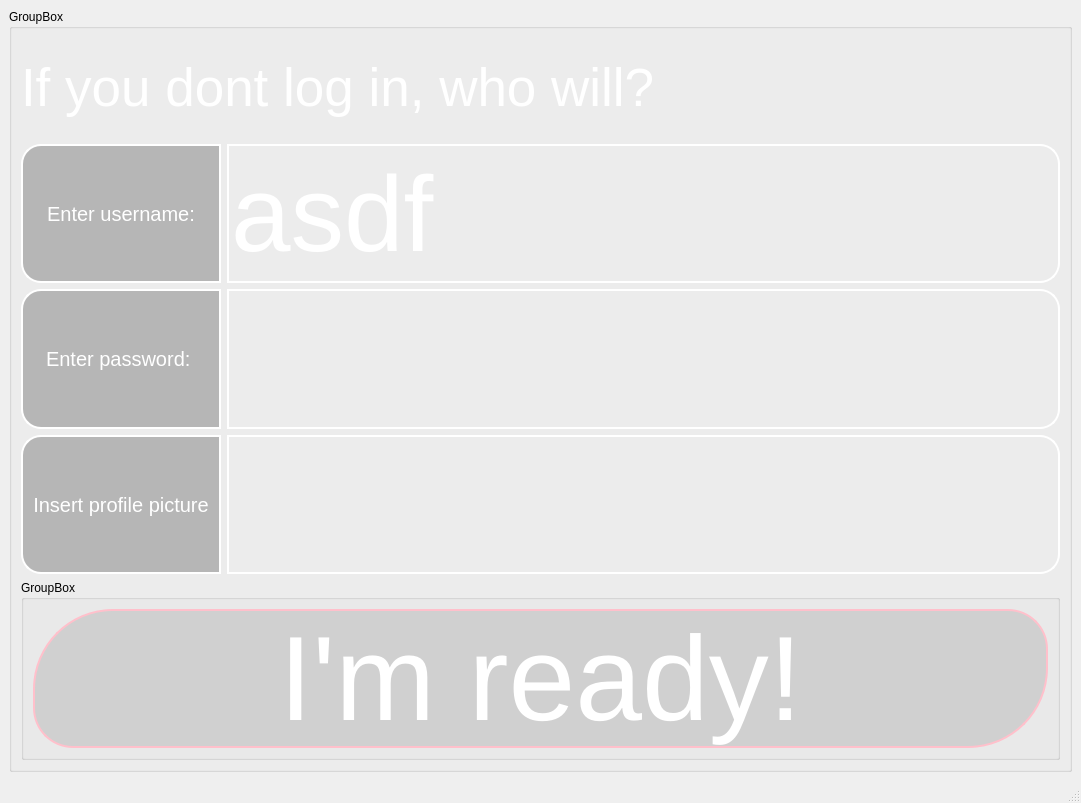
This is ui/login_page/login_page.ui in incremen/CyberMusicStreaming as Qt 5 draws it before an edit. The edited form follows.
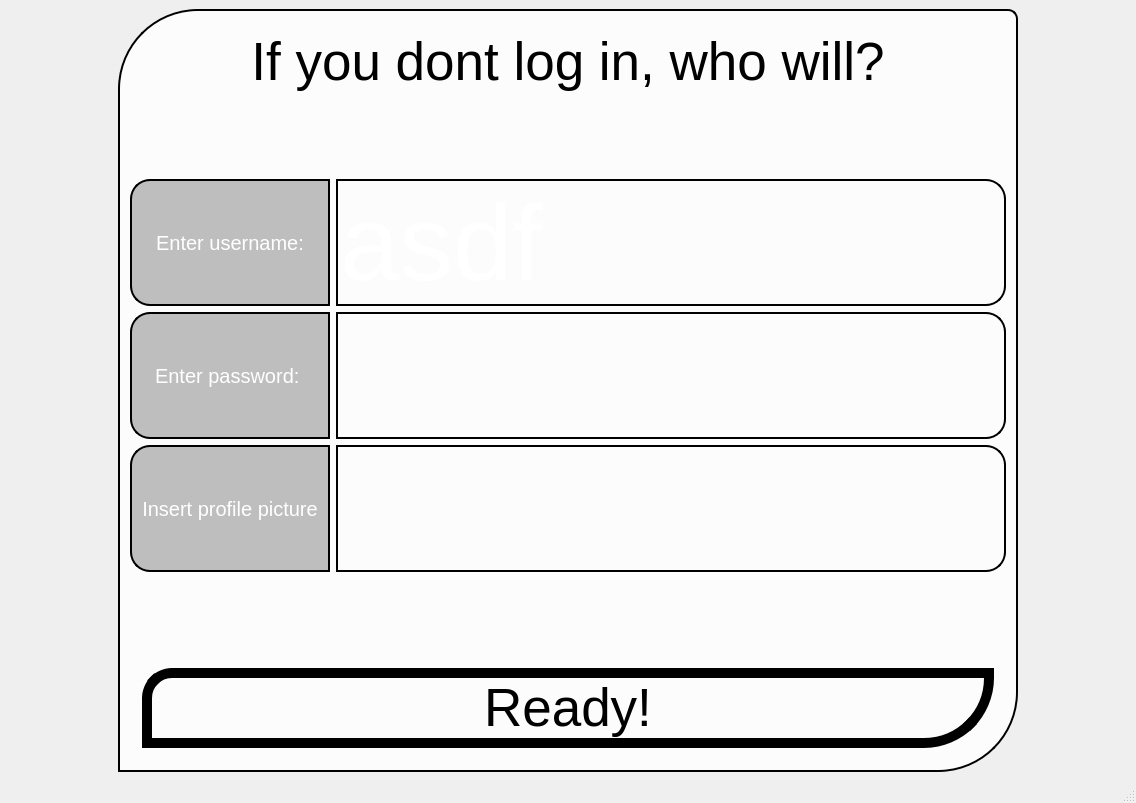
This is the edited form.

Commit message: updated login page a lot

The edit to the form file:
```diff
--- a/ui/login_page/login_page.ui
+++ b/ui/login_page/login_page.ui
@@ -6,7 +6,7 @@
    <rect>
     <x>0</x>
     <y>0</y>
-    <width>1081</width>
+    <width>1136</width>
     <height>803</height>
    </rect>
   </property>
@@ -17,15 +17,36 @@
    <property name="styleSheet">
     <string notr="true">#central_widget {
  background: qlineargradient(x1:0, y1:0, x2:1, y2:1,
-            stop:0 #4B0082, stop:1 #000000);
+           stop:0 #4B0082, stop:0.5 #000000, stop:1 #4B0082);
 }
 </string>
    </property>
-   <layout class="QVBoxLayout" name="verticalLayout_2">
+   <layout class="QHBoxLayout" name="horizontalLayout_3">
     <item>
-     <widget class="QGroupBox" name="groupBox">
+     <widget class="QGroupBox" name="form_box">
+      <property name="maximumSize">
+       <size>
+        <width>900</width>
+        <height>1100</height>
+       </size>
+      </property>
+      <property name="styleSheet">
+       <string notr="true">#form_box{
+ border: 2px solid black;
+ background-color: rgba(255, 255, 255, 200);
+color: white;
+border-top-left-radius: 80px;
+border-bottom-right-radius: 80px;
+border-top-right-radius: 10px;
+}
+
+</string>
+      </property>
       <property name="title">
-       <string>GroupBox</string>
+       <string/>
+      </property>
+      <property name="flat">
+       <bool>true</bool>
       </property>
       <layout class="QVBoxLayout" name="verticalLayout">
        <item>
@@ -54,20 +75,35 @@
           </font>
          </property>
          <property name="styleSheet">
-          <string notr="true">color: white;
-</string>
+          <string notr="true">color: black;</string>
          </property>
          <property name="text">
           <string>If you dont log in, who will?</string>
          </property>
+         <property name="alignment">
+          <set>Qt::AlignCenter</set>
+         </property>
         </widget>
        </item>
+       <item>
+        <spacer name="verticalSpacer">
+         <property name="orientation">
+          <enum>Qt::Vertical</enum>
+         </property>
+         <property name="sizeHint" stdset="0">
+          <size>
+           <width>20</width>
+           <height>40</height>
+          </size>
+         </property>
+        </spacer>
+       </item>
        <item>
         <layout class="QFormLayout" name="formLayout">
          <item row="0" column="0">
           <widget class="QLabel" name="label_2">
            <property name="sizePolicy">
-            <sizepolicy hsizetype="Expanding" vsizetype="Expanding">
+            <sizepolicy hsizetype="Expanding" vsizetype="Minimum">
              <horstretch>0</horstretch>
              <verstretch>0</verstretch>
             </sizepolicy>
@@ -84,7 +120,7 @@
             </font>
            </property>
            <property name="styleSheet">
-            <string notr="true"> border: 2px solid white;
+            <string notr="true"> border: 2px solid black;
  background-color: rgba(128, 128, 128, 128);
 color: white;
 border-top-left-radius: 20px;
@@ -105,7 +141,7 @@
          <item row="0" column="1">
           <widget class="QLineEdit" name="lineEdit">
            <property name="sizePolicy">
-            <sizepolicy hsizetype="Expanding" vsizetype="Expanding">
+            <sizepolicy hsizetype="Expanding" vsizetype="Minimum">
              <horstretch>0</horstretch>
              <verstretch>0</verstretch>
             </sizepolicy>
@@ -128,13 +164,12 @@
             </font>
            </property>
            <property name="styleSheet">
-            <string notr="true"> border: 2px solid white;
+            <string notr="true"> border: 2px solid black;
  background-color: transparent;
 color: white;
 border-top-right-radius: 20px;
 border-bottom-right-radius: 20px;
 
-
 </string>
            </property>
            <property name="text">
@@ -145,7 +180,7 @@
          <item row="1" column="0">
           <widget class="QLabel" name="label_6">
            <property name="sizePolicy">
-            <sizepolicy hsizetype="Expanding" vsizetype="Expanding">
+            <sizepolicy hsizetype="Expanding" vsizetype="Minimum">
              <horstretch>0</horstretch>
              <verstretch>0</verstretch>
             </sizepolicy>
@@ -162,13 +197,14 @@
             </font>
            </property>
            <property name="styleSheet">
-            <string notr="true"> border: 2px solid white;
+            <string notr="true"> border: 2px solid black;
  background-color: rgba(128, 128, 128, 128);
 color: white;
 border-top-left-radius: 20px;
 border-bottom-left-radius: 20px;
 
 
+
 </string>
            </property>
            <property name="text">
@@ -182,7 +218,7 @@
          <item row="1" column="1">
           <widget class="QLineEdit" name="lineEdit_2">
            <property name="sizePolicy">
-            <sizepolicy hsizetype="Expanding" vsizetype="Expanding">
+            <sizepolicy hsizetype="Expanding" vsizetype="Minimum">
              <horstretch>0</horstretch>
              <verstretch>0</verstretch>
             </sizepolicy>
@@ -205,13 +241,12 @@
             </font>
            </property>
            <property name="styleSheet">
-            <string notr="true"> border: 2px solid white;
+            <string notr="true"> border: 2px solid black;
  background-color: transparent;
 color: white;
 border-top-right-radius: 20px;
 border-bottom-right-radius: 20px;
 
-
 </string>
            </property>
            <property name="text">
@@ -222,7 +257,7 @@
          <item row="2" column="0">
           <widget class="QLabel" name="label_5">
            <property name="sizePolicy">
-            <sizepolicy hsizetype="Expanding" vsizetype="Expanding">
+            <sizepolicy hsizetype="Expanding" vsizetype="Minimum">
              <horstretch>0</horstretch>
              <verstretch>0</verstretch>
             </sizepolicy>
@@ -239,13 +274,14 @@
             </font>
            </property>
            <property name="styleSheet">
-            <string notr="true"> border: 2px solid white;
+            <string notr="true"> border: 2px solid black;
  background-color: rgba(128, 128, 128, 128);
 color: white;
 border-top-left-radius: 20px;
 border-bottom-left-radius: 20px;
 
 
+
 </string>
            </property>
            <property name="text">
@@ -259,7 +295,7 @@
          <item row="2" column="1">
           <widget class="QLineEdit" name="lineEdit_3">
            <property name="sizePolicy">
-            <sizepolicy hsizetype="Expanding" vsizetype="Expanding">
+            <sizepolicy hsizetype="Expanding" vsizetype="Minimum">
              <horstretch>0</horstretch>
              <verstretch>0</verstretch>
             </sizepolicy>
@@ -282,13 +318,12 @@
             </font>
            </property>
            <property name="styleSheet">
-            <string notr="true"> border: 2px solid white;
+            <string notr="true"> border: 2px solid black;
  background-color: transparent;
 color: white;
 border-top-right-radius: 20px;
 border-bottom-right-radius: 20px;
 
-
 </string>
            </property>
            <property name="text">
@@ -298,6 +333,19 @@
          </item>
         </layout>
        </item>
+       <item>
+        <spacer name="verticalSpacer_2">
+         <property name="orientation">
+          <enum>Qt::Vertical</enum>
+         </property>
+         <property name="sizeHint" stdset="0">
+          <size>
+           <width>20</width>
+           <height>40</height>
+          </size>
+         </property>
+        </spacer>
+       </item>
        <item>
         <widget class="QGroupBox" name="groupBox_2">
          <property name="sizePolicy">
@@ -312,8 +360,11 @@
            <height>0</height>
           </size>
          </property>
+         <property name="styleSheet">
+          <string notr="true">border: none;</string>
+         </property>
          <property name="title">
-          <string>GroupBox</string>
+          <string/>
          </property>
          <layout class="QHBoxLayout" name="horizontalLayout_2">
           <item>
@@ -332,23 +383,23 @@
             </property>
             <property name="font">
              <font>
-              <pointsize>90</pointsize>
+              <pointsize>40</pointsize>
              </font>
             </property>
             <property name="styleSheet">
-             <string notr="true"> border: 2px solid pink;
- background-color: rgba(128, 128, 128, 60);
-color: white;
-border-top-left-radius: 80px;
-border-bottom-left-radius: 40px;
-border-bottom-right-radius: 80px;
-border-top-right-radius: 40px;
+             <string notr="true"> border: 10px solid black;
+
+ background: qlineargradient(x1:0, y1:0, x2:1, y2:1,
+           stop:0 #ffffff, stop:1 #C0C0C0 );
+color: black;
+border-top-left-radius: 30px;
+border-bottom-right-radius: 70px;
 
 
 </string>
             </property>
             <property name="text">
-             <string>I'm ready!</string>
+             <string>Ready!</string>
             </property>
            </widget>
           </item>
@@ -368,7 +419,7 @@
     <rect>
      <x>0</x>
      <y>0</y>
-     <width>1081</width>
+     <width>1136</width>
      <height>21</height>
     </rect>
    </property>
```
The commit also changes 2 other files.
